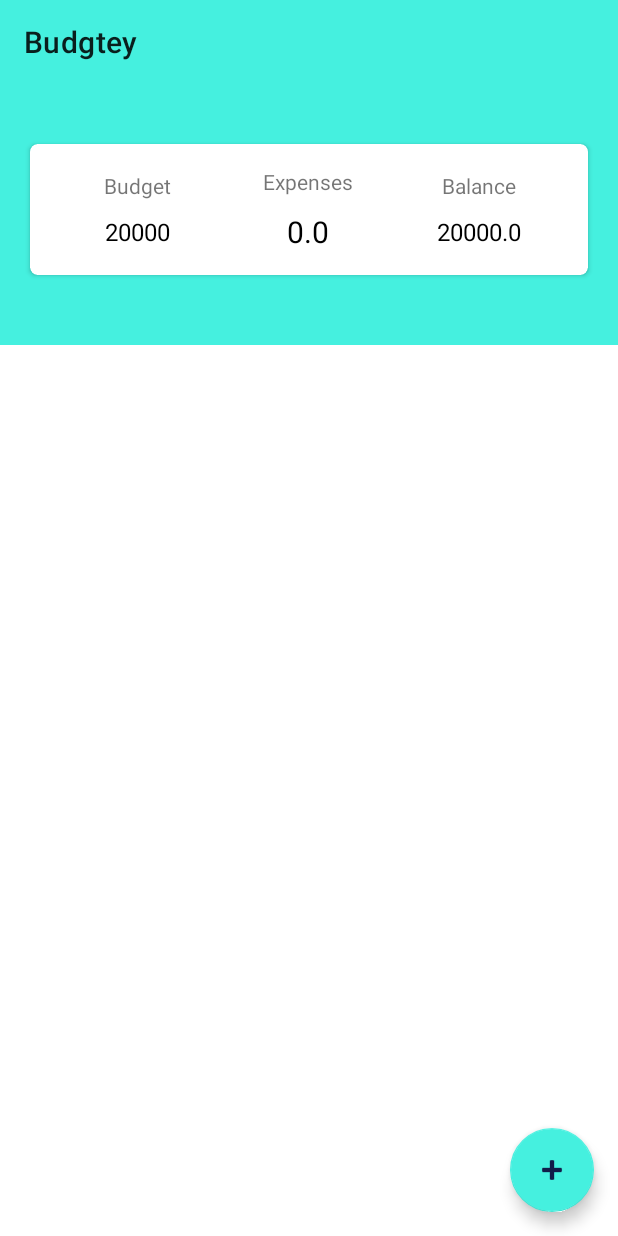
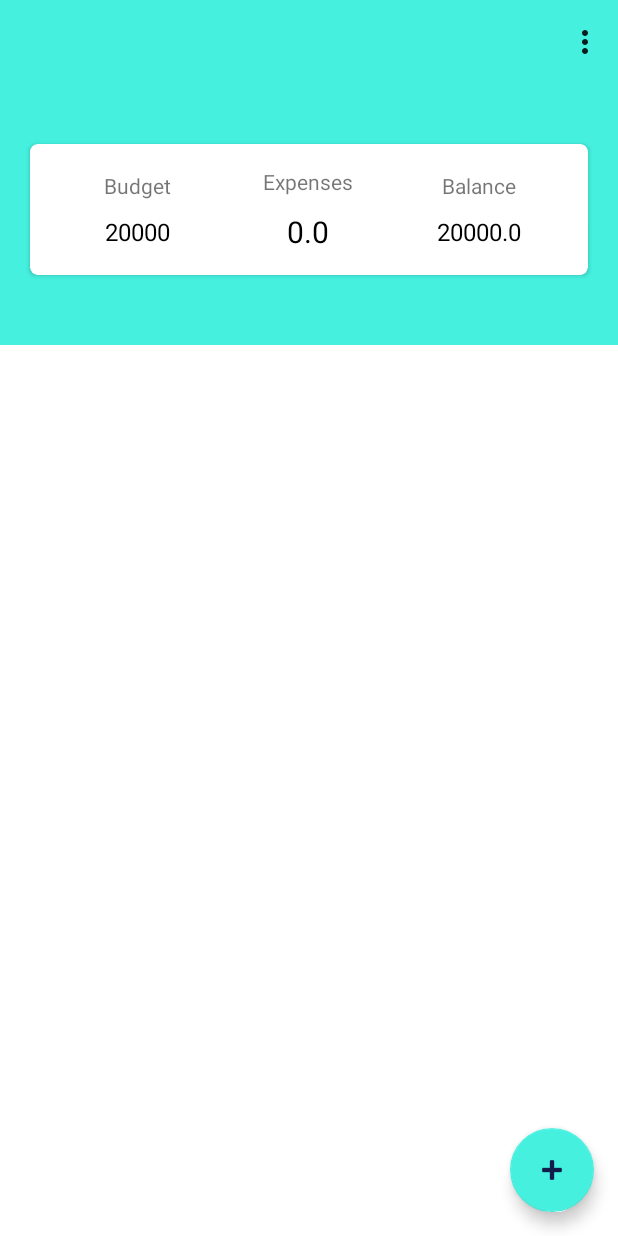
Before and after one commit to gracemakai/budgety, an Android app: the screen it shows after launch (MainActivity), on a phone screen of 412 x 824 dp. Run offline under Robolectric (Android 15) with nearby library versions, the phone set to English and light mode, and no system bars; our stand-ins replace Room's generated code, data binding.

Commit message:
Toolbar is now not showing title

```diff
--- a/app/src/main/java/com/grace/budgtey/views/home/HomeFragment.java
+++ b/app/src/main/java/com/grace/budgtey/views/home/HomeFragment.java
@@ -1,22 +1,7 @@
 package com.grace.budgtey.views.home;
-
-import androidx.appcompat.app.AppCompatActivity;
-import androidx.appcompat.widget.Toolbar;
-import androidx.databinding.DataBindingUtil;
-import androidx.fragment.app.FragmentManager;
-import androidx.fragment.app.FragmentTransaction;
-import androidx.lifecycle.Observer;
-import androidx.lifecycle.ViewModelProvider;
 
 import android.content.SharedPreferences;
 import android.os.Bundle;
-
-import androidx.annotation.NonNull;
-import androidx.annotation.Nullable;
-import androidx.fragment.app.Fragment;
-import androidx.recyclerview.widget.LinearLayoutManager;
-import androidx.recyclerview.widget.RecyclerView;
-
 import android.preference.PreferenceManager;
 import android.util.Log;
 import android.view.LayoutInflater;
@@ -28,6 +13,18 @@ import android.view.ViewGroup;
 import android.widget.TextView;
 import android.widget.Toast;
 
+import androidx.annotation.NonNull;
+import androidx.annotation.Nullable;
+import androidx.appcompat.app.AppCompatActivity;
+import androidx.appcompat.widget.Toolbar;
+import androidx.databinding.DataBindingUtil;
+import androidx.fragment.app.Fragment;
+import androidx.fragment.app.FragmentManager;
+import androidx.fragment.app.FragmentTransaction;
+import androidx.lifecycle.Observer;
+import androidx.lifecycle.ViewModelProvider;
+import androidx.recyclerview.widget.LinearLayoutManager;
+import androidx.recyclerview.widget.RecyclerView;
 
 import com.google.android.material.floatingactionbutton.FloatingActionButton;
 import com.grace.budgtey.R;
@@ -51,13 +48,11 @@ public class HomeFragment extends Fragment {
     TransactionRecyclerAdapter recyclerAdapter;
     private HomeFragmentBinding binding;
 
-    public static HomeFragment newInstance() {
-        return new HomeFragment();
-    }
-
     @Override
     public void onCreate(@Nullable Bundle savedInstanceState) {
         super.onCreate(savedInstanceState);
+        setHasOptionsMenu(true);
+
         recyclerAdapter = new TransactionRecyclerAdapter(getContext());
 
         mViewModel = new ViewModelProvider(this).get(HomeViewModel.class);
@@ -87,19 +82,20 @@ public class HomeFragment extends Fragment {
 
     private void initViews() {
 
-        toolbar = view.findViewById(R.id.toolbar_home);
-        floatingActionButton = view.findViewById(R.id.new_transaction_fab);
-        budget = view.findViewById(R.id.budget_home);
-        expense = view.findViewById(R.id.expenses_home);
-        balance = view.findViewById(R.id.balance_home);
+        //set up recyclerView
         recyclerView = view.findViewById(R.id.recent_transactions_recycler);
         recyclerView.setLayoutManager(new LinearLayoutManager(getContext()));
         recyclerView.setAdapter(recyclerAdapter);
 
+        //Set up toolbar
+        toolbar = view.findViewById(R.id.toolbar_home);
+        ((AppCompatActivity) getActivity()).setSupportActionBar(toolbar);
+        ((AppCompatActivity) getActivity()).getSupportActionBar().setDisplayShowTitleEnabled(false);
+
+        //open up new transaction
+        floatingActionButton = view.findViewById(R.id.new_transaction_fab);
         floatingActionButton.setOnClickListener(v -> newPage(new NewTransactionFragment()));
 
-        ((AppCompatActivity) getActivity()).setSupportActionBar(toolbar);
-        toolbar.setTitle(null);
     }
 
     Observer<ArrayList<TransactionEntity>>allTransactionsObserver =
@@ -121,23 +117,19 @@ public class HomeFragment extends Fragment {
 
     @Override
     public void onCreateOptionsMenu(@NonNull Menu menu, @NonNull MenuInflater inflater) {
+        inflater.inflate(R.menu.home_menu, menu);
         super.onCreateOptionsMenu(menu, inflater);
-        inflater.inflate(R.menu.home_menu, menu);
     }
 
     @Override
     public boolean onOptionsItemSelected(@NonNull MenuItem item) {
 
-        switch (item.getItemId()){
-            case R.id.settings_home:
-                Toast.makeText(getContext(), "yoh", Toast.LENGTH_SHORT).show();
-                newPage(new SettingsFragment());
-                return true;
-
-            default:
-                return super.onOptionsItemSelected(item);
+        if (item.getItemId() == R.id.settings_home) {
+            Toast.makeText(getContext(), "yoh", Toast.LENGTH_SHORT).show();
+            newPage(new SettingsFragment());
+            return true;
         }
-
+        return super.onOptionsItemSelected(item);
 
     }
 
```
